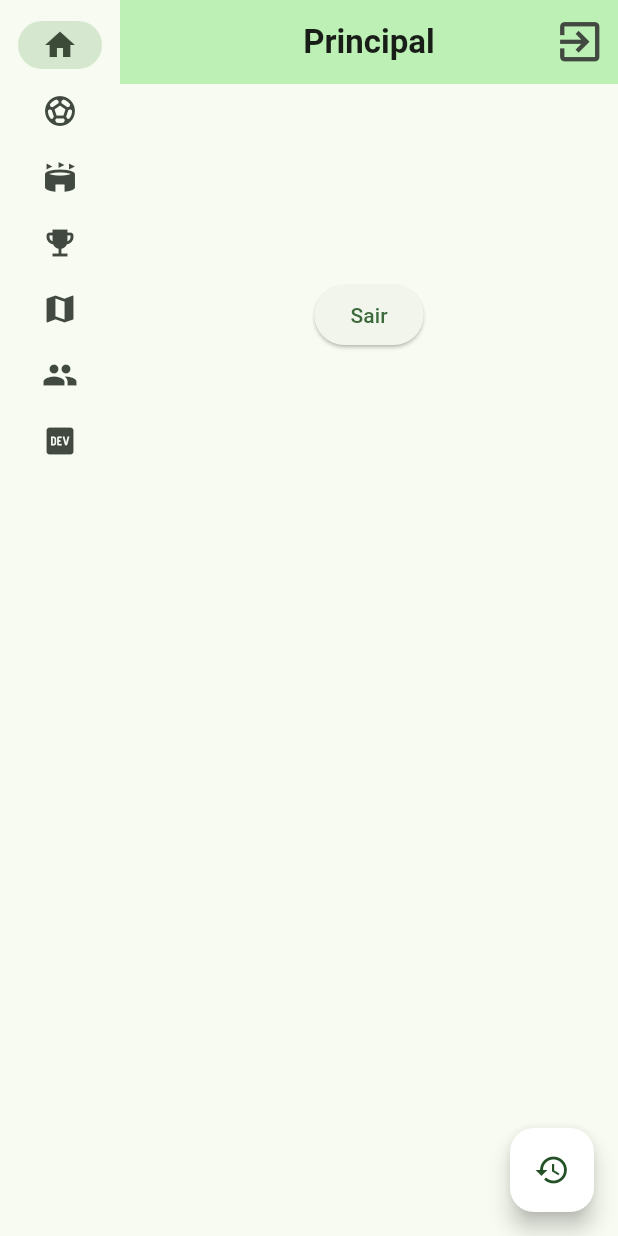
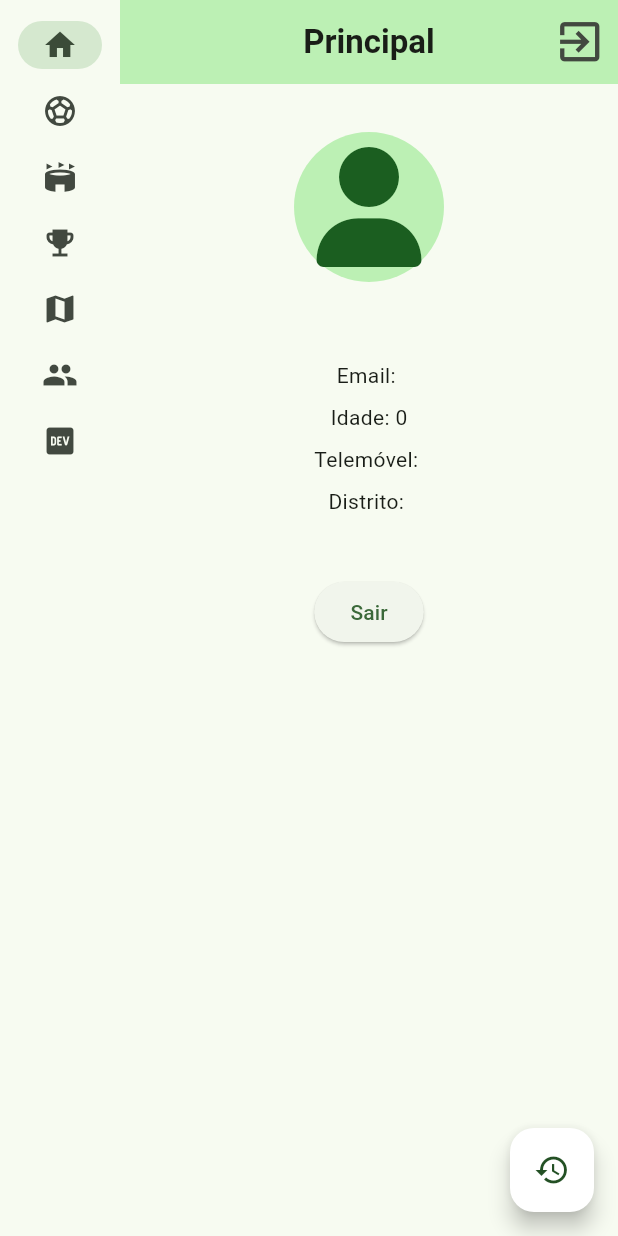
Before and after one commit to manelneto/FootLinker, a Flutter app: the screen it shows once a user with an empty profile is signed in, on a phone screen of 412 x 824 dp. Run offline on Flutter 3.47's test engine with Material 2 defaults, Android fonts, the phone set to English and light mode, and no system bars; our stand-ins replace cloud_firestore, email_validator, firebase_auth, firebase_core, fluttericon, geocoding and 2 more; accounts and stored records are empty.

Commit message:
Aprimorando a página principal

```diff
--- a/app/lib/view/pages/home_page.dart
+++ b/app/lib/view/pages/home_page.dart
@@ -1,6 +1,8 @@
 import 'package:app/view/pages/start_page.dart';
+import 'package:cloud_firestore/cloud_firestore.dart';
 import 'package:flutter/material.dart';
 import 'package:firebase_auth/firebase_auth.dart';
+import 'package:fluttericon/font_awesome_icons.dart';
 
 class HomePage extends StatelessWidget {
   const HomePage({
@@ -10,7 +12,9 @@ class HomePage extends StatelessWidget {
   @override
   Widget build(BuildContext context) {
     final _user = FirebaseAuth.instance.currentUser!;
-    _user.updateDisplayName('Footlinker');
+    final userDoc = FirebaseFirestore.instance.collection('users').doc(_user.uid);
+    Stream<DocumentSnapshot<Map<String, dynamic>>> userStream = userDoc.snapshots();
+
 
     return Scaffold(
       appBar: AppBar(
@@ -36,7 +40,16 @@ class HomePage extends StatelessWidget {
           ),
         ],
       ),
-      body: Center(
+      body: StreamBuilder<DocumentSnapshot<Map<String, dynamic>>>(
+        stream: userStream,
+        builder: (BuildContext context, AsyncSnapshot<DocumentSnapshot<Map<String, dynamic>>> snapshot) {
+          if (!snapshot.hasData) {
+            return Center(child: CircularProgressIndicator());
+          }
+
+          final userData = snapshot.data!.data();
+
+          return Center(
             child: Column(
               children: [
                 const SizedBox(height: 32),
@@ -44,15 +57,28 @@ class HomePage extends StatelessWidget {
                   CircleAvatar(
                     backgroundImage: NetworkImage(_user!.photoURL!),
                     radius: 50,
+                  ) else CircleAvatar(
+                  child: Icon(
+                    FontAwesome.user,
+                    size: 80,
+                    color: Colors.green[900],
+                  ),
+                  radius: 50,
                 ),
                 const SizedBox(height: 16),
                 Text(
-              _user?.displayName ?? '',
+                  userData?['first name'] + ' ' + userData?['last name'] ?? _user.displayName ?? '',
                   style: Theme.of(context).textTheme.titleLarge,
                 ),
                 const SizedBox(height: 8),
-            Text(_user?.email ?? ''),
-            const SizedBox(height: 25),
+                Text( 'Email: ' + userData?['email'] ?? ''),
+                const SizedBox(height: 8),
+                Text('Idade: ${userData?['age']?.toString() ?? ''}'),
+                const SizedBox(height: 8),
+                Text( 'Telemóvel: ' + userData?['phone'] ?? ''),
+                const SizedBox(height: 8),
+                Text( 'Distrito: ' + userData?['location'] ?? ''),
+                const SizedBox(height: 40),
                 ElevatedButton(
                   onPressed: () {
                     FirebaseAuth.instance.signOut();
@@ -65,6 +91,8 @@ class HomePage extends StatelessWidget {
                 ),
               ],
             ),
+          );
+        },
       ),
     );
   }
--- a/app/pubspec.yaml
+++ b/app/pubspec.yaml
@@ -48,6 +48,7 @@ dependencies:
   geocoding: ^2.1.0
   location: ^4.4.0
   email_validator: ^2.0.1
+  fluttericon: ^2.0.0
 
 dev_dependencies:
   flutter_test:
```
Lines whose indentation alone changed are shown as unchanged.
